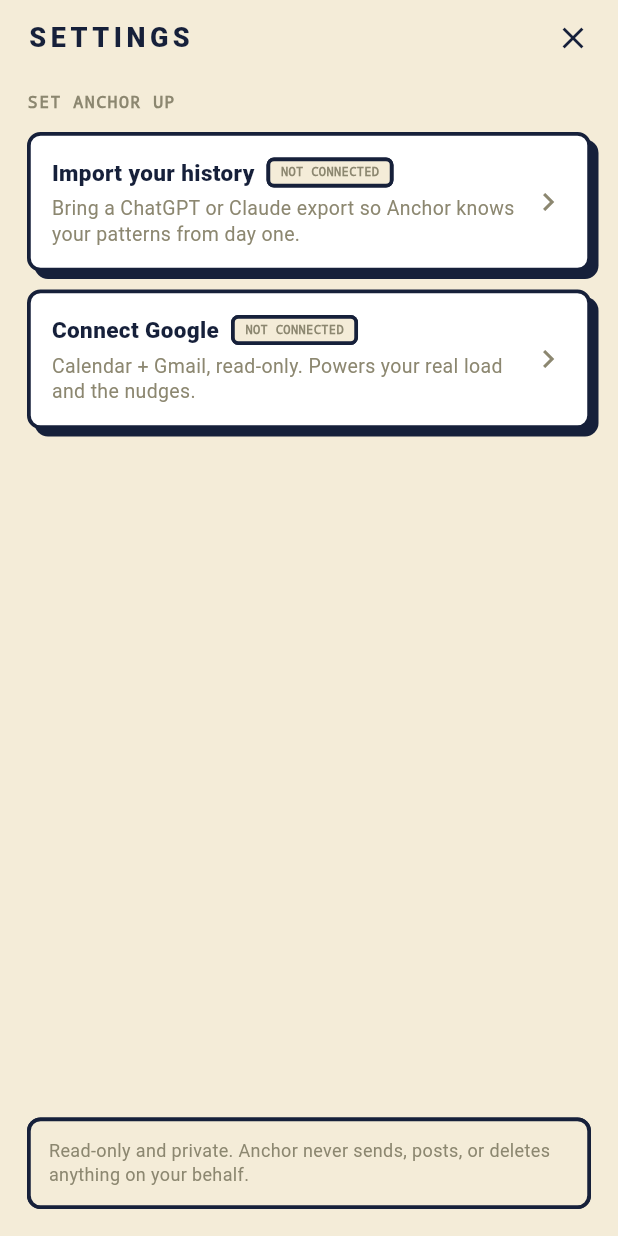
After one commit to mpbharat/Anchor, a Flutter app: the screen it shows after launch, after a tap on the "settings" icon, on a phone screen of 412 x 824 dp. The commit adds this screen. Run offline on Flutter 3.47's test engine with Material 3 defaults, Android fonts, the phone set to English and light mode, and no system bars; missing offline and left inert: flutter_webrtc; network calls fail.

Commit message:
Add Settings screen (gear in Talk header) as the home for Import + Connect
Placement for the integrations flow: a gear in the Talk header opens
Settings with 'Import your history' (ChatGPT/Claude) and 'Connect Google'
(Calendar + Gmail) rows, each with status + a privacy note. Their actual
screens are owned by the integrations build (Mary/Merlin); each row has a
TODO to push their screen once merged. AnchorHeader gained a leading slot.

```diff
--- /dev/null
+++ b/app/lib/screens/settings_screen.dart
@@ -0,0 +1,140 @@
+import 'package:flutter/material.dart';
+import '../theme/anchor_theme.dart';
+
+/// Settings — where you set Anchor up to know you: import your history and
+/// connect Google. The import + Google screens are owned by the integrations
+/// build (Mary/Merlin); this screen is the flow home. When their screens land,
+/// wire each row's onTap to push them (see TODO below).
+class SettingsScreen extends StatelessWidget {
+  const SettingsScreen({super.key});
+
+  void _explain(BuildContext context, String title, String what) {
+    showModalBottomSheet(
+      context: context,
+      backgroundColor: Colors.transparent,
+      builder: (_) => Padding(
+        padding: const EdgeInsets.all(16),
+        child: Container(
+          padding: const EdgeInsets.all(18),
+          decoration: AnchorBox.surface(),
+          child: Column(
+            mainAxisSize: MainAxisSize.min,
+            crossAxisAlignment: CrossAxisAlignment.start,
+            children: [
+              Text(title, style: const TextStyle(fontWeight: FontWeight.w900, fontSize: 18)),
+              const SizedBox(height: 8),
+              Text(what, style: const TextStyle(fontSize: 14, height: 1.4, color: AnchorColors.ink)),
+              const SizedBox(height: 16),
+              GestureDetector(
+                onTap: () => Navigator.of(context).maybePop(),
+                child: Container(
+                  height: 48,
+                  alignment: Alignment.center,
+                  decoration: AnchorBox.surface(bg: AnchorColors.ink),
+                  // TODO(integrations): replace this with a push to the import /
+                  // Google connect screen once Mary/Merlin's screens are merged.
+                  child: const Text('CONNECT · COMING FROM THE INTEGRATIONS BUILD',
+                      style: TextStyle(color: Colors.white, fontWeight: FontWeight.w900, fontSize: 11, letterSpacing: 0.5)),
+                ),
+              ),
+            ],
+          ),
+        ),
+      ),
+    );
+  }
+
+  @override
+  Widget build(BuildContext context) {
+    return Scaffold(
+      body: SafeArea(
+        child: Padding(
+          padding: const EdgeInsets.fromLTRB(18, 12, 18, 18),
+          child: Column(
+            crossAxisAlignment: CrossAxisAlignment.stretch,
+            children: [
+              Row(
+                mainAxisAlignment: MainAxisAlignment.spaceBetween,
+                children: [
+                  const Text('SETTINGS', style: TextStyle(fontWeight: FontWeight.w900, fontSize: 18, letterSpacing: 3)),
+                  GestureDetector(onTap: () => Navigator.of(context).maybePop(), child: const Icon(Icons.close, color: AnchorColors.ink)),
+                ],
+              ),
+              const SizedBox(height: 22),
+              const Text('SET ANCHOR UP',
+                  style: TextStyle(fontFamily: 'monospace', fontSize: 11, fontWeight: FontWeight.w800, color: AnchorColors.dim, letterSpacing: 1)),
+              const SizedBox(height: 12),
+              _SetupRow(
+                title: 'Import your history',
+                subtitle: 'Bring a ChatGPT or Claude export so Anchor knows your patterns from day one.',
+                onTap: () => _explain(context, 'Import your history',
+                    'Anchor reads a ChatGPT or Claude export and learns how you overcommit, what you prioritise, and your habits, so it can hold you from the first week.'),
+              ),
+              const SizedBox(height: 12),
+              _SetupRow(
+                title: 'Connect Google',
+                subtitle: 'Calendar + Gmail, read-only. Powers your real load and the nudges.',
+                onTap: () => _explain(context, 'Connect Google',
+                    'Anchor reads your calendar and inbox (read-only, it never sends or deletes) to see your real load and fire the right nudges: a purchase over budget, a meeting on your deep-work morning.'),
+              ),
+              const Spacer(),
+              Container(
+                padding: const EdgeInsets.all(12),
+                decoration: AnchorBox.surface(bg: AnchorColors.scr, shadow: 0),
+                child: const Text(
+                  'Read-only and private. Anchor never sends, posts, or deletes anything on your behalf.',
+                  style: TextStyle(fontSize: 12, color: AnchorColors.dim, height: 1.35),
+                ),
+              ),
+            ],
+          ),
+        ),
+      ),
+    );
+  }
+}
+
+class _SetupRow extends StatelessWidget {
+  const _SetupRow({required this.title, required this.subtitle, required this.onTap});
+  final String title;
+  final String subtitle;
+  final VoidCallback onTap;
+
+  @override
+  Widget build(BuildContext context) {
+    return GestureDetector(
+      behavior: HitTestBehavior.opaque,
+      onTap: onTap,
+      child: Container(
+        padding: const EdgeInsets.all(14),
+        decoration: AnchorBox.surface(),
+        child: Row(
+          children: [
+            Expanded(
+              child: Column(
+                crossAxisAlignment: CrossAxisAlignment.start,
+                children: [
+                  Row(
+                    children: [
+                      Text(title, style: const TextStyle(fontWeight: FontWeight.w900, fontSize: 15)),
+                      const SizedBox(width: 8),
+                      Container(
+                        padding: const EdgeInsets.symmetric(horizontal: 7, vertical: 2),
+                        decoration: AnchorBox.surface(bg: AnchorColors.scr, radius: 5, shadow: 0),
+                        child: const Text('NOT CONNECTED',
+                            style: TextStyle(fontFamily: 'monospace', fontSize: 8, fontWeight: FontWeight.w800, color: AnchorColors.dim)),
+                      ),
+                    ],
+                  ),
+                  const SizedBox(height: 5),
+                  Text(subtitle, style: const TextStyle(fontSize: 13, color: AnchorColors.dim, height: 1.3)),
+                ],
+              ),
+            ),
+            const Icon(Icons.chevron_right, color: AnchorColors.dim),
+          ],
+        ),
+      ),
+    );
+  }
+}
--- a/app/lib/screens/talk_screen.dart
+++ b/app/lib/screens/talk_screen.dart
@@ -5,6 +5,7 @@ import '../api/anchor_api.dart';
 import '../widgets/anchor_chrome.dart';
 import 'commit_sheet.dart';
 import 'voice_call_screen.dart';
+import 'settings_screen.dart';
 
 /// Talk — the home screen and front door. Anchor is a conversation first:
 /// you talk to it (type or voice), it references your load, pushes back, and
@@ -95,6 +96,10 @@ class _TalkScreenState extends State<TalkScreen> {
     _bootstrap(); // refresh transcript + load after a voice session
   }
 
+  void _openSettings() {
+    Navigator.of(context).push(MaterialPageRoute(builder: (_) => const SettingsScreen()));
+  }
+
   @override
   void dispose() {
     _input.dispose();
@@ -110,6 +115,10 @@ class _TalkScreenState extends State<TalkScreen> {
         crossAxisAlignment: CrossAxisAlignment.stretch,
         children: [
           AnchorHeader(
+            leading: GestureDetector(
+              onTap: _openSettings,
+              child: const Icon(Icons.settings, color: AnchorColors.ink, size: 22),
+            ),
             trailing: Row(
               mainAxisSize: MainAxisSize.min,
               children: [
--- a/app/lib/widgets/anchor_chrome.dart
+++ b/app/lib/widgets/anchor_chrome.dart
@@ -1,19 +1,25 @@
 import 'package:flutter/material.dart';
 import '../theme/anchor_theme.dart';
 
-/// Top wordmark row shared by every screen. Optional [trailing] slot
-/// (e.g. the WK37 / MON badge on the Load).
+/// Top wordmark row shared by every screen. Optional [leading] (e.g. a settings
+/// gear) sits before the wordmark; optional [trailing] slot (e.g. a status badge).
 class AnchorHeader extends StatelessWidget {
-  const AnchorHeader({super.key, this.trailing});
+  const AnchorHeader({super.key, this.trailing, this.leading});
   final Widget? trailing;
+  final Widget? leading;
 
   @override
   Widget build(BuildContext context) {
     return Row(
       mainAxisAlignment: MainAxisAlignment.spaceBetween,
       children: [
-        const Text('ANCHOR',
-            style: TextStyle(fontWeight: FontWeight.w900, fontSize: 18, letterSpacing: 3)),
+        Row(
+          children: [
+            if (leading != null) ...[leading!, const SizedBox(width: 10)],
+            const Text('ANCHOR',
+                style: TextStyle(fontWeight: FontWeight.w900, fontSize: 18, letterSpacing: 3)),
+          ],
+        ),
         if (trailing != null) trailing!,
       ],
     );
```
Also changed, not shown: 1 other file.
